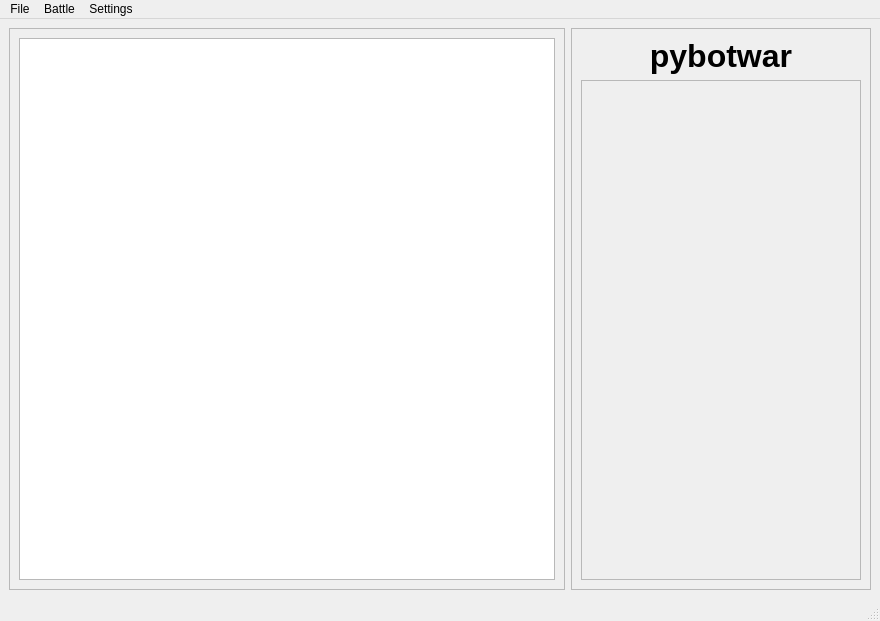
Before: the Qt Designer form data/ui/mainwindow.ui in tvoli/pybotwar, drawn with Qt 5.
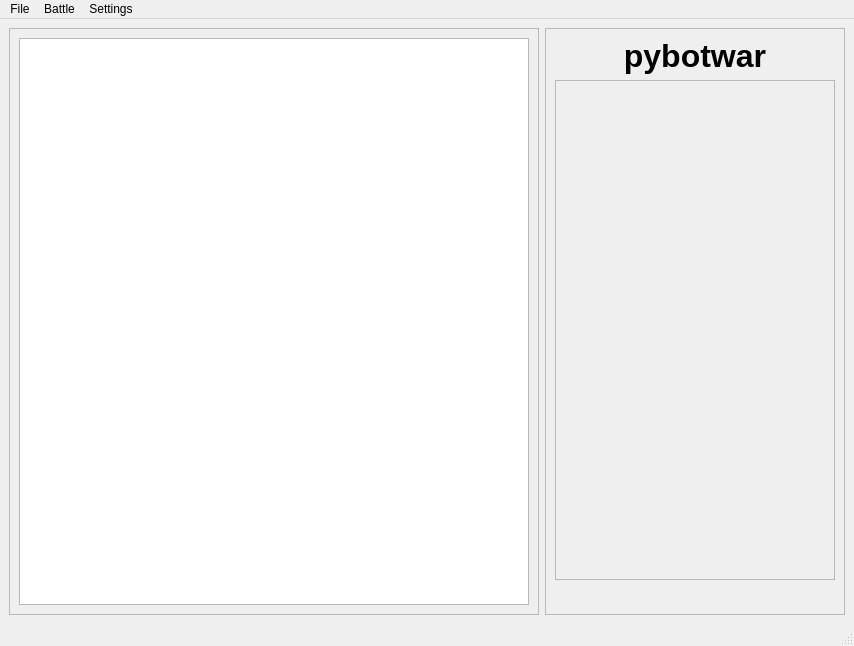
After: the same form once the commit is applied.

Commit message: add signals/slots for menu items

Patch:
```diff
--- a/data/ui/mainwindow.ui
+++ b/data/ui/mainwindow.ui
@@ -6,8 +6,8 @@
    <rect>
     <x>0</x>
     <y>0</y>
-    <width>880</width>
-    <height>548</height>
+    <width>854</width>
+    <height>646</height>
    </rect>
   </property>
   <property name="windowTitle">
@@ -143,7 +143,7 @@
     <rect>
      <x>0</x>
      <y>0</y>
-     <width>880</width>
+     <width>854</width>
      <height>25</height>
     </rect>
    </property>
```
Left out of the diff: 63 changed lines with no effect on the pictures.
